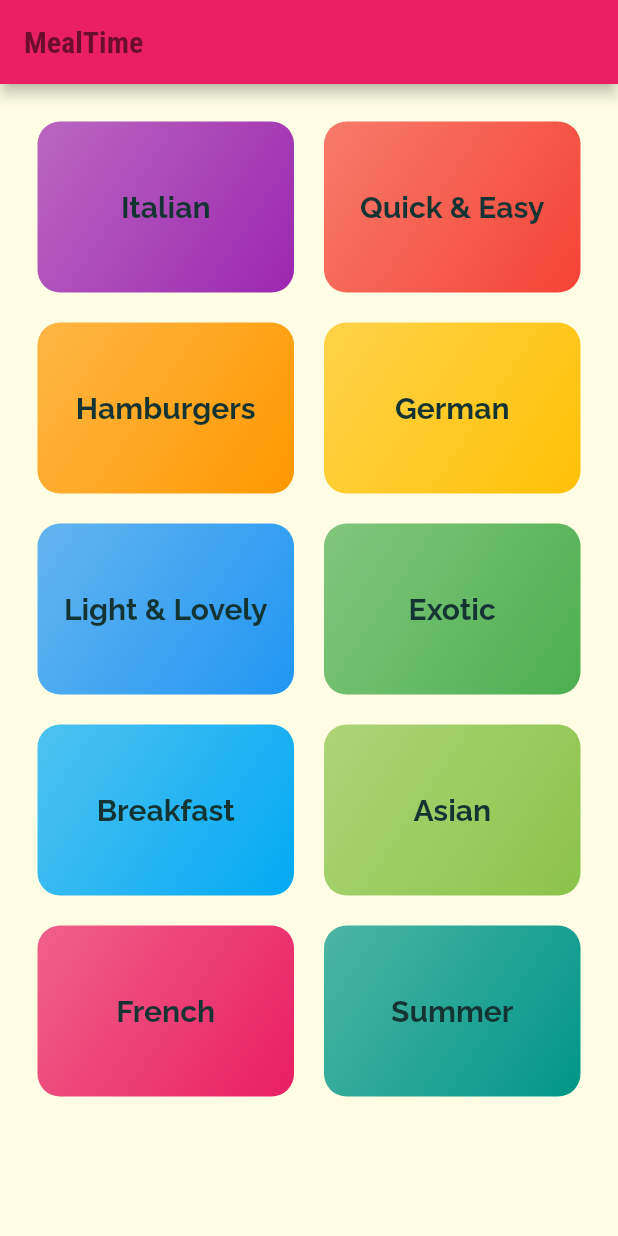
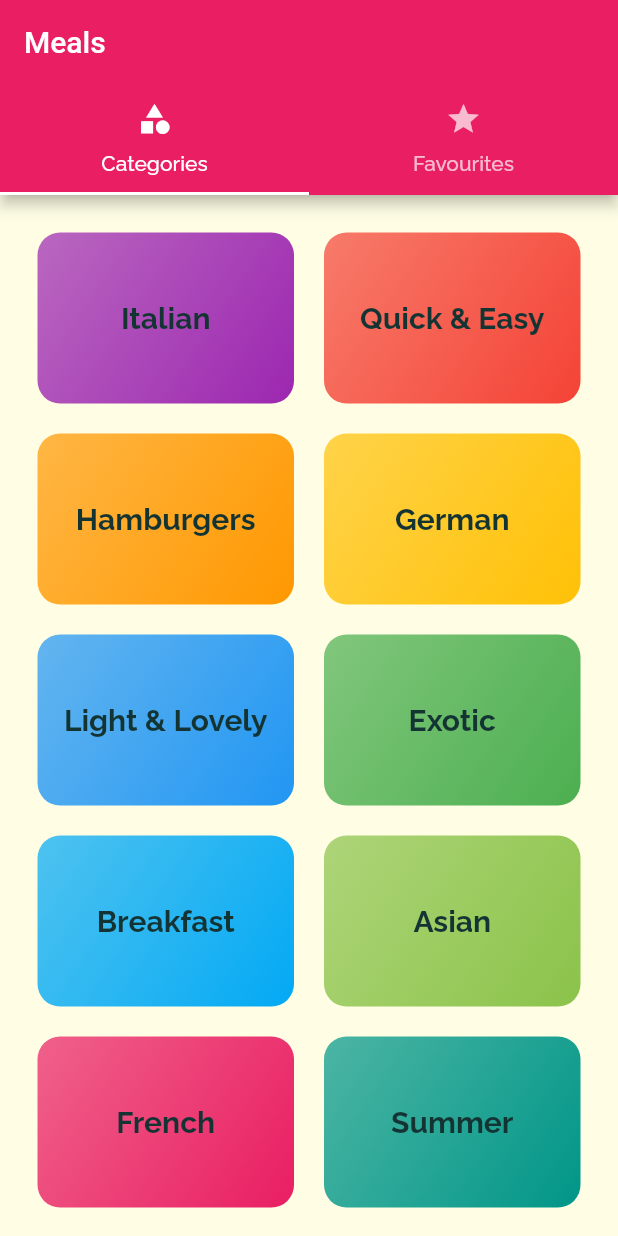
Before and after one commit to DarkNinja15/Meals_app, a Flutter app: the screen it shows after launch, on a phone screen of 412 x 824 dp. Run offline on Flutter 3.47's test engine with Material 2 defaults, Android fonts, the phone set to English and light mode, and no system bars; our stand-ins replace google_fonts.

Commit message:
added tabs

```diff
--- a/meals/lib/main.dart
+++ b/meals/lib/main.dart
@@ -3,6 +3,7 @@ import 'package:google_fonts/google_fonts.dart';
 import 'package:meals/screens/categories_screen.dart';
 import 'package:meals/screens/category_meals_screen.dart';
 import 'package:meals/screens/meal_detail_screen.dart';
+import 'package:meals/screens/tabs_screen.dart';
 
 import 'widgets/home_page.dart';
 
@@ -31,7 +32,7 @@ class MyApp extends StatelessWidget {
                   fontWeight: FontWeight.bold,
                   fontFamily: GoogleFonts.robotoCondensed().fontFamily))),
       title: 'MealTime',
-      home: CategoriesScreen(),
+      home: TabsScreen(),
       routes: {
         CategoryMealScreen.routeName: (context) => CategoryMealScreen(),
         MealDetailScreen.routeName: (context) => MealDetailScreen(),
--- a/meals/lib/screens/categories_screen.dart
+++ b/meals/lib/screens/categories_screen.dart
@@ -8,14 +8,7 @@ class CategoriesScreen extends StatelessWidget {
 
   @override
   Widget build(BuildContext context) {
-    return Scaffold(
-      appBar: AppBar(
-        title: Text(
-          'MealTime',
-          style: Theme.of(context).textTheme.headline1,
-        ),
-      ),
-      body: GridView(
+    return GridView(
         padding: const EdgeInsets.all(25),
         gridDelegate: SliverGridDelegateWithMaxCrossAxisExtent(
             maxCrossAxisExtent: 200,
@@ -24,10 +17,9 @@ class CategoriesScreen extends StatelessWidget {
             mainAxisSpacing: 20),
         children: [
           ...DUMMY_CATEGORIES
-                .map((e) =>
-                    CategoryItem(id: e.id, title: e.title, color: e.color))
+              .map(
+                  (e) => CategoryItem(id: e.id, title: e.title, color: e.color))
               .toList()
-          ]),
-    );
+        ]);
   }
 }
--- /dev/null
+++ b/meals/lib/screens/favouries_screen.dart
@@ -0,0 +1,12 @@
+import 'package:flutter/material.dart';
+
+class FavoritesScreen extends StatelessWidget {
+  const FavoritesScreen({Key? key}) : super(key: key);
+
+  @override
+  Widget build(BuildContext context) {
+    return Center(
+      child: Text('Favorites'),
+    );
+  }
+}
--- /dev/null
+++ b/meals/lib/screens/tabs_screen.dart
@@ -0,0 +1,35 @@
+import 'package:flutter/material.dart';
+import 'package:meals/screens/categories_screen.dart';
+import 'package:meals/screens/favouries_screen.dart';
+
+class TabsScreen extends StatefulWidget {
+  const TabsScreen({Key? key}) : super(key: key);
+
+  @override
+  State<TabsScreen> createState() => _TabsScreenState();
+}
+
+class _TabsScreenState extends State<TabsScreen> {
+  @override
+  Widget build(BuildContext context) {
+    return DefaultTabController(
+      length: 2,
+      child: Scaffold(
+        appBar: AppBar(
+          title: Text('Meals'),
+          bottom: TabBar(tabs: [
+            Tab(
+              icon: Icon(Icons.category),
+              text: 'Categories',
+            ),
+            Tab(
+              icon: Icon(Icons.star),
+              text: 'Favourites',
+            ),
+          ]),
+        ),
+        body: TabBarView(children: [CategoriesScreen(), FavoritesScreen()]),
+      ),
+    );
+  }
+}
```
Lines whose indentation alone changed are shown as unchanged.
